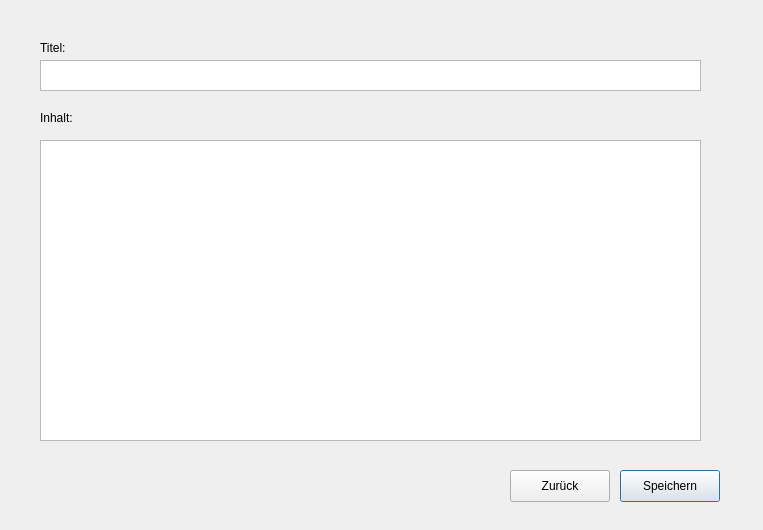
Qt form detaileditnote.ui (as070700/Noteapp) before a commit.
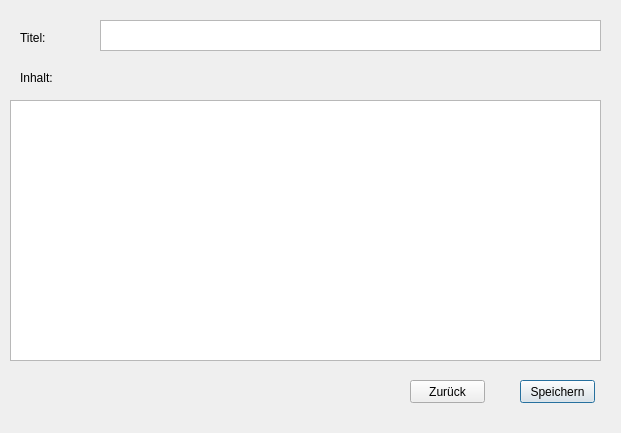
The same form after that commit.

The edit to the form file:
```diff
--- a/detaileditnote.ui
+++ b/detaileditnote.ui
@@ -6,66 +6,40 @@
    <rect>
     <x>0</x>
     <y>0</y>
-    <width>763</width>
-    <height>530</height>
+    <width>621</width>
+    <height>433</height>
    </rect>
   </property>
   <property name="windowTitle">
    <string>Dialog</string>
   </property>
-  <widget class="QLabel" name="label_t_detaileditnote">
-   <property name="geometry">
-    <rect>
-     <x>40</x>
-     <y>40</y>
-     <width>58</width>
-     <height>16</height>
-    </rect>
-   </property>
-   <property name="text">
-    <string>Titel:</string>
-   </property>
-  </widget>
   <widget class="QTextEdit" name="title_textEdit_detaileditnote">
    <property name="geometry">
     <rect>
-     <x>40</x>
-     <y>60</y>
-     <width>661</width>
+     <x>100</x>
+     <y>20</y>
+     <width>501</width>
      <height>31</height>
     </rect>
    </property>
   </widget>
-  <widget class="QLabel" name="label_c_detaileditnote">
-   <property name="geometry">
-    <rect>
-     <x>40</x>
-     <y>110</y>
-     <width>58</width>
-     <height>16</height>
-    </rect>
-   </property>
-   <property name="text">
-    <string>Inhalt:</string>
-   </property>
-  </widget>
   <widget class="QTextEdit" name="content_textEdit_detaileditnote">
    <property name="geometry">
     <rect>
-     <x>40</x>
-     <y>140</y>
-     <width>661</width>
-     <height>301</height>
+     <x>10</x>
+     <y>100</y>
+     <width>591</width>
+     <height>261</height>
     </rect>
    </property>
   </widget>
   <widget class="QPushButton" name="saveButton_detaileditnote">
    <property name="geometry">
     <rect>
-     <x>620</x>
-     <y>470</y>
-     <width>100</width>
-     <height>32</height>
+     <x>520</x>
+     <y>380</y>
+     <width>75</width>
+     <height>23</height>
     </rect>
    </property>
    <property name="text">
@@ -75,16 +49,42 @@
   <widget class="QPushButton" name="backButton_detaileditnote">
    <property name="geometry">
     <rect>
-     <x>510</x>
-     <y>470</y>
-     <width>100</width>
-     <height>32</height>
+     <x>410</x>
+     <y>380</y>
+     <width>75</width>
+     <height>23</height>
     </rect>
    </property>
    <property name="text">
     <string>Zurück</string>
    </property>
   </widget>
+  <widget class="QLabel" name="label_t_detaileditnote">
+   <property name="geometry">
+    <rect>
+     <x>20</x>
+     <y>30</y>
+     <width>58</width>
+     <height>16</height>
+    </rect>
+   </property>
+   <property name="text">
+    <string>Titel: </string>
+   </property>
+  </widget>
+  <widget class="QLabel" name="label_c_detaileditnote">
+   <property name="geometry">
+    <rect>
+     <x>20</x>
+     <y>70</y>
+     <width>58</width>
+     <height>16</height>
+    </rect>
+   </property>
+   <property name="text">
+    <string>Inhalt:</string>
+   </property>
+  </widget>
  </widget>
  <resources/>
  <connections>
```
Left out of the diff: 21 changed lines with no effect on the pictures.
